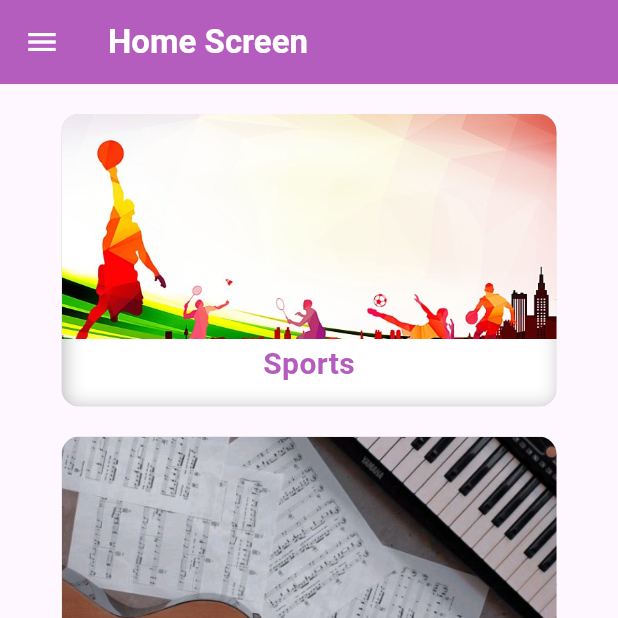
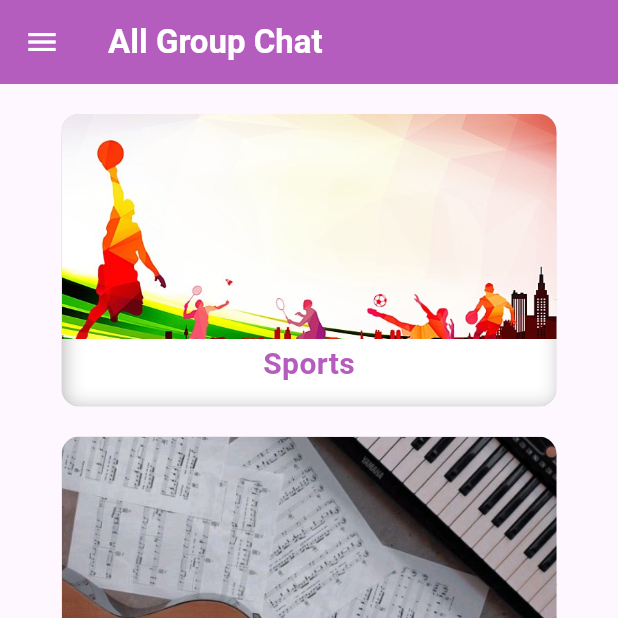
Before and after one commit to josuastg/HobiHub, a Flutter app: the HomePage screen opened directly, on a phone screen of 412 x 824 dp, the top half of it. Run offline on Flutter 3.47's test engine with Material 3 defaults, Android fonts, the phone set to English and light mode, and no system bars; our stand-ins replace email_validator, flutter_svg.

Commit message:
change title in Home Screen

```diff
--- a/lib/screens/home_screen.dart
+++ b/lib/screens/home_screen.dart
@@ -36,7 +36,7 @@ class _HomePageState extends State<HomePage> {
       appBar: AppBar(
         backgroundColor: const Color.fromARGB(255, 181, 93, 190),
         title: const Text(
-          'Home Screen',
+          'All Group Chat',
           style: TextStyle(
             color: Colors.white,
             fontSize: 22,
```
